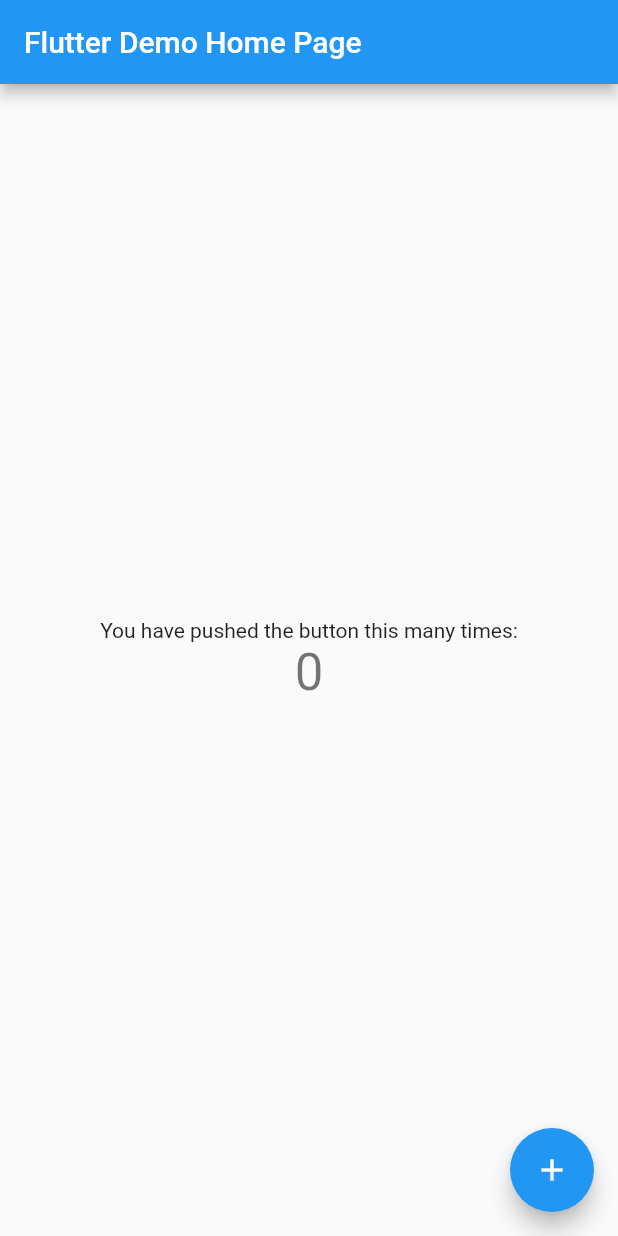
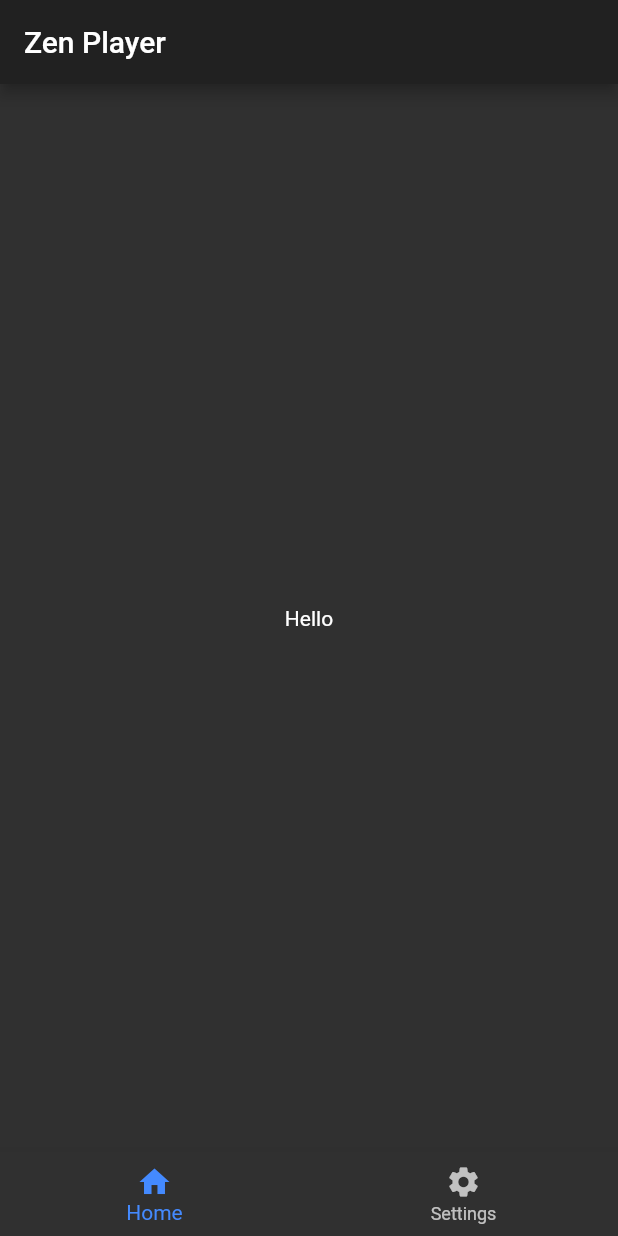
Before and after one commit to zawlinnnaing/zen-player, a Flutter app: the screen it shows after launch, on a phone screen of 412 x 824 dp. Run offline on Flutter 3.47's test engine with Material 2 defaults, Android fonts, the phone set to English and light mode, and no system bars; our stand-ins replace url_strategy.

Commit message:
- initialized required packages - init Home and Setting page

```diff
--- /dev/null
+++ b/lib/layout/Default.dart
@@ -0,0 +1,56 @@
+import 'dart:developer';
+
+import 'package:flutter/material.dart';
+import 'package:zen_player/modules/home/Home.dart';
+import 'package:zen_player/modules/setting/Setting.dart';
+
+class BottomNavigation extends StatefulWidget {
+  @override
+  State<StatefulWidget> createState() {
+    return _BottomNaviagtionState();
+  }
+}
+
+class _BottomNaviagtionState extends State<BottomNavigation> {
+  int _selectedIndex = 0;
+
+  static List<Widget> _widgets = [Home(), Setting()];
+
+  void _onItemTapped(int index, BuildContext context) {
+    setState(() {
+      _selectedIndex = index;
+    });
+    // Routes.changeRoute(_widgets[index], context);
+  }
+
+  @override
+  Widget build(BuildContext context) {
+    log("current index ${_selectedIndex.toString()}");
+    return BottomNavigationBar(
+      items: const <BottomNavigationBarItem>[
+        BottomNavigationBarItem(icon: Icon(Icons.home), label: "Home"),
+        BottomNavigationBarItem(icon: Icon(Icons.settings), label: "Settings")
+      ],
+      currentIndex: _selectedIndex,
+      onTap: (int index) => _onItemTapped(index, context),
+    );
+  }
+}
+
+class DefaultLayout extends StatelessWidget {
+  final String appTitle = "Zen Player";
+  final Widget child;
+  final AppBar? appBar;
+  DefaultLayout({Key? key, required this.child, this.appBar});
+  @override
+  Widget build(BuildContext context) {
+    return Scaffold(
+      appBar: this.appBar ??
+          AppBar(
+            title: Text(appTitle),
+          ),
+      body: this.child,
+      bottomNavigationBar: BottomNavigation(),
+    );
+  }
+}
--- a/lib/main.dart
+++ b/lib/main.dart
@@ -1,6 +1,11 @@
 import 'package:flutter/material.dart';
+import 'package:url_strategy/url_strategy.dart';
+import 'package:zen_player/modules/home/Home.dart';
+import 'package:zen_player/modules/setting/Setting.dart';
+import 'package:zen_player/utils/routes.dart';
 
 void main() {
+  setPathUrlStrategy();
   runApp(MyApp());
 }
 
@@ -9,105 +14,14 @@ class MyApp extends StatelessWidget {
   @override
   Widget build(BuildContext context) {
     return MaterialApp(
-      title: 'Flutter Demo',
-      theme: ThemeData(
-        // This is the theme of your application.
-        //
-        // Try running your application with "flutter run". You'll see the
-        // application has a blue toolbar. Then, without quitting the app, try
-        // changing the primarySwatch below to Colors.green and then invoke
-        // "hot reload" (press "r" in the console where you ran "flutter run",
-        // or simply save your changes to "hot reload" in a Flutter IDE).
-        // Notice that the counter didn't reset back to zero; the application
-        // is not restarted.
-        primarySwatch: Colors.blue,
-      ),
-      home: MyHomePage(title: 'Flutter Demo Home Page'),
+      title: 'Zen Player',
+      darkTheme: ThemeData.dark().copyWith(accentColor: Colors.blueAccent),
+      themeMode: ThemeMode.dark,
+      routes: {
+        Navigator.defaultRouteName: (context) => Home(),
+        Routes.settings: (context) => Setting(),
+      },
+      debugShowCheckedModeBanner: false,
     );
   }
 }
-
-class MyHomePage extends StatefulWidget {
-  MyHomePage({Key key, this.title}) : super(key: key);
-
-  // This widget is the home page of your application. It is stateful, meaning
-  // that it has a State object (defined below) that contains fields that affect
-  // how it looks.
-
-  // This class is the configuration for the state. It holds the values (in this
-  // case the title) provided by the parent (in this case the App widget) and
-  // used by the build method of the State. Fields in a Widget subclass are
-  // always marked "final".
-
-  final String title;
-
-  @override
-  _MyHomePageState createState() => _MyHomePageState();
-}
-
-class _MyHomePageState extends State<MyHomePage> {
-  int _counter = 0;
-
-  void _incrementCounter() {
-    setState(() {
-      // This call to setState tells the Flutter framework that something has
-      // changed in this State, which causes it to rerun the build method below
-      // so that the display can reflect the updated values. If we changed
-      // _counter without calling setState(), then the build method would not be
-      // called again, and so nothing would appear to happen.
-      _counter++;
-    });
-  }
-
-  @override
-  Widget build(BuildContext context) {
-    // This method is rerun every time setState is called, for instance as done
-    // by the _incrementCounter method above.
-    //
-    // The Flutter framework has been optimized to make rerunning build methods
-    // fast, so that you can just rebuild anything that needs updating rather
-    // than having to individually change instances of widgets.
-    return Scaffold(
-      appBar: AppBar(
-        // Here we take the value from the MyHomePage object that was created by
-        // the App.build method, and use it to set our appbar title.
-        title: Text(widget.title),
-      ),
-      body: Center(
-        // Center is a layout widget. It takes a single child and positions it
-        // in the middle of the parent.
-        child: Column(
-          // Column is also a layout widget. It takes a list of children and
-          // arranges them vertically. By default, it sizes itself to fit its
-          // children horizontally, and tries to be as tall as its parent.
-          //
-          // Invoke "debug painting" (press "p" in the console, choose the
-          // "Toggle Debug Paint" action from the Flutter Inspector in Android
-          // Studio, or the "Toggle Debug Paint" command in Visual Studio Code)
-          // to see the wireframe for each widget.
-          //
-          // Column has various properties to control how it sizes itself and
-          // how it positions its children. Here we use mainAxisAlignment to
-          // center the children vertically; the main axis here is the vertical
-          // axis because Columns are vertical (the cross axis would be
-          // horizontal).
-          mainAxisAlignment: MainAxisAlignment.center,
-          children: <Widget>[
-            Text(
-              'You have pushed the button this many times:',
-            ),
-            Text(
-              '$_counter',
-              style: Theme.of(context).textTheme.headline4,
-            ),
-          ],
-        ),
-      ),
-      floatingActionButton: FloatingActionButton(
-        onPressed: _incrementCounter,
-        tooltip: 'Increment',
-        child: Icon(Icons.add),
-      ), // This trailing comma makes auto-formatting nicer for build methods.
-    );
-  }
-}
--- /dev/null
+++ b/lib/modules/home/Home.dart
@@ -0,0 +1,21 @@
+import 'package:flutter/cupertino.dart';
+import 'package:flutter/material.dart';
+import 'package:zen_player/layout/Default.dart';
+
+class Home extends StatefulWidget {
+  @override
+  State<StatefulWidget> createState() {
+    return _HomeState();
+  }
+}
+
+class _HomeState extends State<Home> {
+  static const String appTitle = "Zen Player";
+  @override
+  Widget build(BuildContext context) {
+    return DefaultLayout(
+        child: Center(
+      child: Text("Hello"),
+    ));
+  }
+}
--- /dev/null
+++ b/lib/utils/routes.dart
@@ -0,0 +1,31 @@
+import 'package:flutter/cupertino.dart';
+
+typedef RouteFunction = Widget Function(BuildContext a);
+
+class Routes {
+  Routes() {
+    throw UnimplementedError(
+        "RoutesMap does not allow creating object. Just use static variables");
+  }
+
+  static const String home = "/";
+  static const String settings = "/settings";
+
+  static List<String> toList() {
+    return [home, settings];
+  }
+
+  static void changeRoute(
+    Widget page,
+    BuildContext context,
+  ) {
+    Navigator.push(
+        context,
+        PageRouteBuilder(
+          pageBuilder: (context, animation, secondaryAnimation) {
+            return page;
+          },
+          transitionDuration: Duration.zero,
+        ));
+  }
+}
```
Also changed, not shown: lib/counter.dart (added, +20 -0 lines), lib/modules/setting/Setting.dart (added, +12 -0 lines), pubspec.yaml (+6 -1 lines), pubspec.lock, 1 other file.
